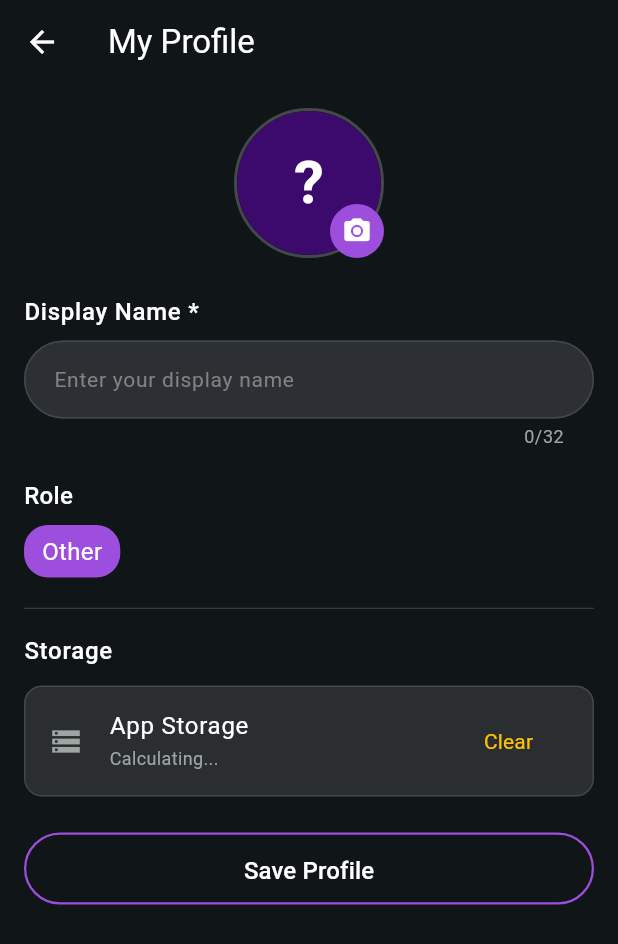
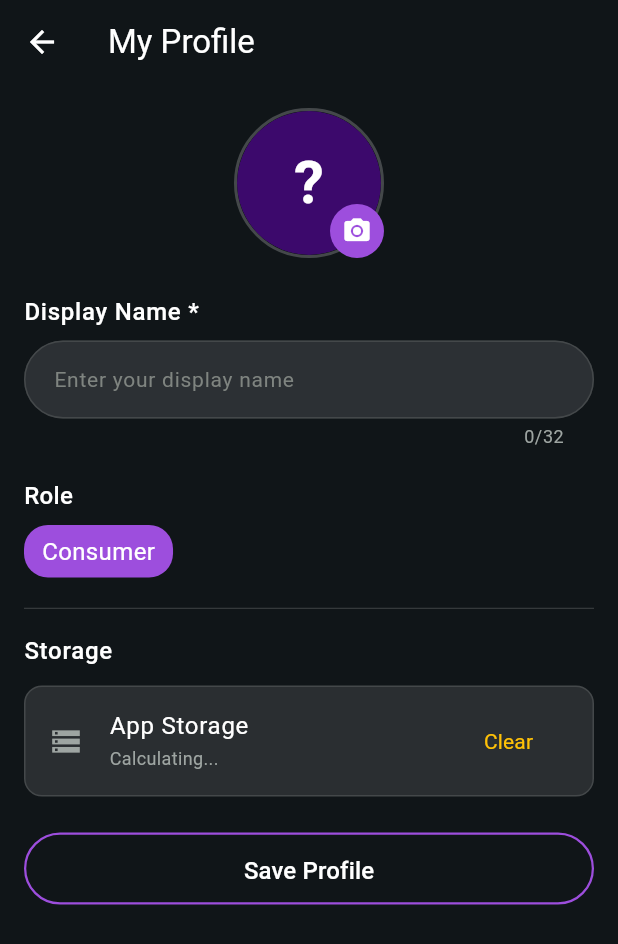
Before and after one commit to manpandey1972/securityexp_app, a Flutter app: the _UserProfilePageView screen opened directly, on a phone screen of 412 x 824 dp. Shown: the top 944 px of the screen. Run offline on Flutter 3.47's test engine with Material 3 defaults, Android fonts, the light colour scheme and no system bars; our stand-ins replace audioplayers, cached_network_image, camera, cloud_firestore, cloud_functions, device_info_plus and 26 more; missing offline and left inert: any_link_preview, cryptography, dart:html, dart:js_interop, dart:ui_web, firebase_app_check and 10 more; accounts and stored records are empty; network calls fail; project files that could hold a hidden picture were left out.

Commit message:
fixed role display name for Other to consumer

```diff
--- a/lib/features/profile/pages/user_profile_page.dart
+++ b/lib/features/profile/pages/user_profile_page.dart
@@ -307,7 +307,9 @@ class _UserProfilePageViewState extends State<_UserProfilePageView> {
                     final roles = <String>[];
                     if (state.isExpert) roles.add('Expert');
                     if (state.isMerchant) roles.add('Merchant');
-                    if (!state.isExpert && !state.isMerchant) roles.add('Other');
+                    if (!state.isExpert && !state.isMerchant) {
+                      roles.add('Consumer');
+                    }
                     return Row(
                       children: roles
                           .map((role) => Container(
```
